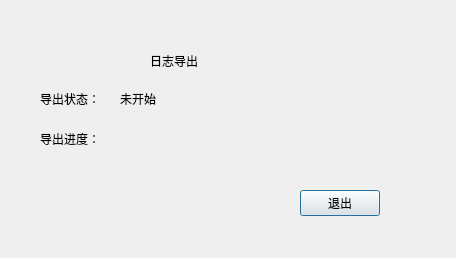
First picture: the form in BusBar-Qt/logs/logbranch/logbrancheleexportdlg.ui, repository luozhiyong131/BusBar, before the edit.
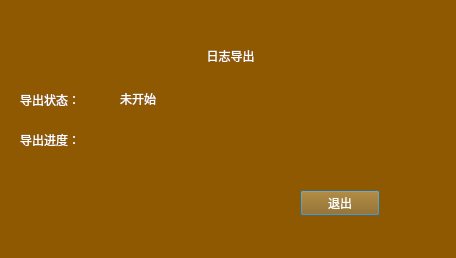
Second picture: the form after the edit.

Diff of the .ui file:
```diff
--- a/BusBar-Qt/logs/logbranch/logbrancheleexportdlg.ui
+++ b/BusBar-Qt/logs/logbranch/logbrancheleexportdlg.ui
@@ -13,13 +13,18 @@
   <property name="windowTitle">
    <string>Dialog</string>
   </property>
+  <property name="styleSheet">
+   <string notr="true">background-color: rgb(143, 89, 2);
+font: 57 14pt &quot;Ubuntu&quot;;
+color: rgb(255, 255, 255);</string>
+  </property>
   <widget class="QLabel" name="label_4">
    <property name="geometry">
     <rect>
-     <x>40</x>
+     <x>20</x>
      <y>130</y>
-     <width>61</width>
-     <height>18</height>
+     <width>81</width>
+     <height>20</height>
     </rect>
    </property>
    <property name="text">
@@ -42,10 +47,10 @@
   <widget class="QLabel" name="label_2">
    <property name="geometry">
     <rect>
-     <x>40</x>
+     <x>20</x>
      <y>90</y>
-     <width>61</width>
-     <height>18</height>
+     <width>81</width>
+     <height>20</height>
     </rect>
    </property>
    <property name="text">
@@ -65,15 +70,18 @@
   <widget class="QLabel" name="label">
    <property name="geometry">
     <rect>
-     <x>150</x>
-     <y>50</y>
-     <width>61</width>
-     <height>21</height>
+     <x>10</x>
+     <y>40</y>
+     <width>441</width>
+     <height>31</height>
     </rect>
    </property>
    <property name="text">
     <string>日志导出</string>
    </property>
+   <property name="alignment">
+    <set>Qt::AlignCenter</set>
+   </property>
   </widget>
   <widget class="QLabel" name="statusLab">
    <property name="geometry">
```
